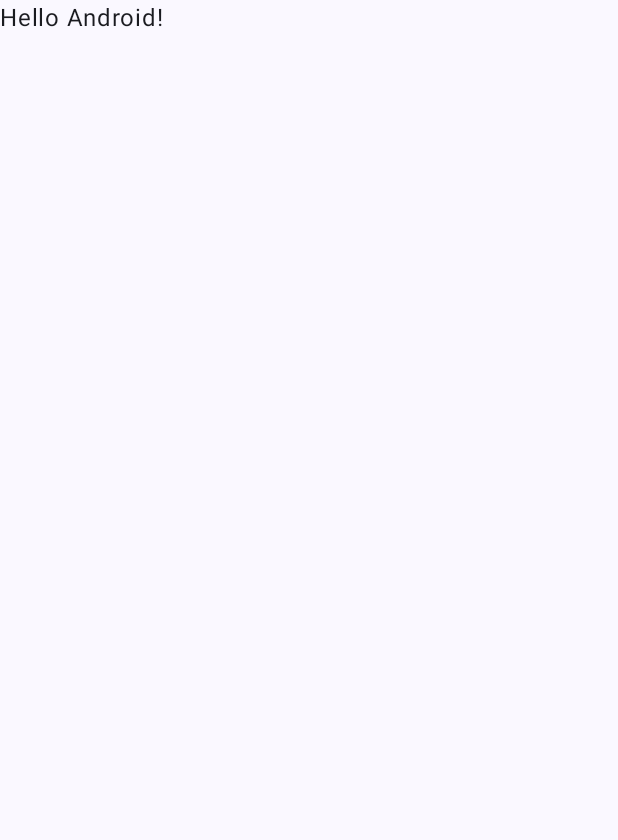
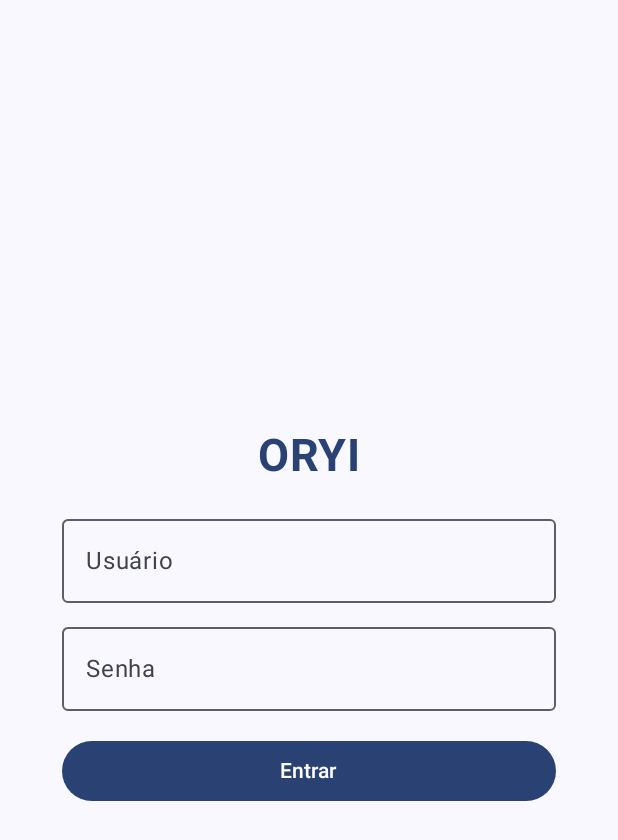
Before and after one commit to yagocdj/oriy-menu, an Android app built with Jetpack Compose: the screen it shows after launch (MainActivity), on a phone screen of 412 x 824 dp. Before the commit the part shown is almost empty. Shown: the top 840 px of the screen. Run offline under Robolectric (Android 15) with nearby library versions, the phone set to English and light mode, and no system bars.

Commit message:
Adding login screen

```diff
--- a/app/src/main/java/br/edu/ifpb/pdm/oriymenu/MainActivity.kt
+++ b/app/src/main/java/br/edu/ifpb/pdm/oriymenu/MainActivity.kt
@@ -4,14 +4,10 @@ import android.os.Bundle
 import androidx.activity.ComponentActivity
 import androidx.activity.compose.setContent
 import androidx.activity.enableEdgeToEdge
-import androidx.compose.foundation.layout.fillMaxSize
-import androidx.compose.foundation.layout.padding
-import androidx.compose.material3.Scaffold
-import androidx.compose.material3.Text
-import androidx.compose.runtime.Composable
-import androidx.compose.ui.Modifier
-import androidx.compose.ui.tooling.preview.Preview
+import androidx.compose.material3.MaterialTheme
+import androidx.compose.material3.Surface
 import br.edu.ifpb.pdm.oriymenu.ui.theme.OriymenuTheme
+import br.edu.ifpb.pdm.oriymenu.ui.theme.TelaLogin
 
 class MainActivity : ComponentActivity() {
     override fun onCreate(savedInstanceState: Bundle?) {
@@ -19,29 +15,12 @@ class MainActivity : ComponentActivity() {
         enableEdgeToEdge()
         setContent {
             OriymenuTheme {
-                Scaffold(modifier = Modifier.fillMaxSize()) { innerPadding ->
-                    Greeting(
-                        name = "Android",
-                        modifier = Modifier.padding(innerPadding)
-                    )
+                Surface(
+                    color = MaterialTheme.colorScheme.background
+                ) {
+                    TelaLogin()
                 }
             }
         }
     }
 }
-
-@Composable
-fun Greeting(name: String, modifier: Modifier = Modifier) {
-    Text(
-        text = "Hello $name!",
-        modifier = modifier
-    )
-}
-
-@Preview(showBackground = true)
-@Composable
-fun GreetingPreview() {
-    OriymenuTheme {
-        Greeting("Android")
-    }
-}
--- /dev/null
+++ b/app/src/main/java/br/edu/ifpb/pdm/oriymenu/ui/theme/Login.kt
@@ -0,0 +1,79 @@
+package br.edu.ifpb.pdm.oriymenu.ui.theme
+
+import androidx.compose.foundation.layout.*
+import androidx.compose.foundation.text.KeyboardOptions
+import androidx.compose.material3.*
+import androidx.compose.runtime.*
+import androidx.compose.ui.Alignment
+import androidx.compose.ui.Modifier
+import androidx.compose.ui.graphics.Color
+import androidx.compose.ui.text.font.FontWeight
+import androidx.compose.ui.text.input.KeyboardType
+import androidx.compose.ui.text.input.PasswordVisualTransformation
+import androidx.compose.ui.text.style.TextAlign
+import androidx.compose.ui.tooling.preview.Preview
+import androidx.compose.ui.unit.dp
+import androidx.compose.ui.unit.sp
+
+@Composable
+fun TelaLogin() {
+    var username by remember { mutableStateOf("") }
+    var password by remember { mutableStateOf("") }
+
+    Scaffold(
+        modifier = Modifier.fillMaxSize()
+    ) { innerPadding ->
+        Column(
+            modifier = Modifier
+                .padding(innerPadding)
+                .fillMaxSize(),
+            verticalArrangement = Arrangement.Center,
+            horizontalAlignment = Alignment.CenterHorizontally
+        ) {
+            Text(
+                text = "ORYI",
+                modifier = Modifier
+                    .padding(bottom = 16.dp)
+                    .fillMaxWidth(),
+                color = MaterialTheme.colorScheme.primary,
+                fontSize = 30.sp,
+                fontWeight = FontWeight.Bold,
+                textAlign = TextAlign.Center
+            )
+
+            OutlinedTextField(
+                value = username,
+                onValueChange = { username = it },
+                label = { Text(text = "Usuário") },
+                modifier = Modifier
+                    .fillMaxWidth(0.8f)
+                    .padding(bottom = 8.dp)
+            )
+            OutlinedTextField(
+                value = password,
+                onValueChange = { password = it },
+                label = { Text(text = "Senha") },
+                visualTransformation = PasswordVisualTransformation(),
+                keyboardOptions = KeyboardOptions(keyboardType = KeyboardType.Password),
+                modifier = Modifier
+                    .fillMaxWidth(0.8f)
+                    .padding(bottom = 16.dp)
+            )
+            Button(
+                onClick = {},
+                modifier = Modifier.fillMaxWidth(0.8f),
+                colors = ButtonDefaults.buttonColors(containerColor = MaterialTheme.colorScheme.primary)
+            ) {
+                Text(text = "Entrar", color = Color.White)
+            }
+        }
+    }
+}
+
+@Preview(showBackground = true)
+@Composable
+fun TelaLoginPreview() {
+    OriymenuTheme {
+        TelaLogin()
+    }
+}
```
